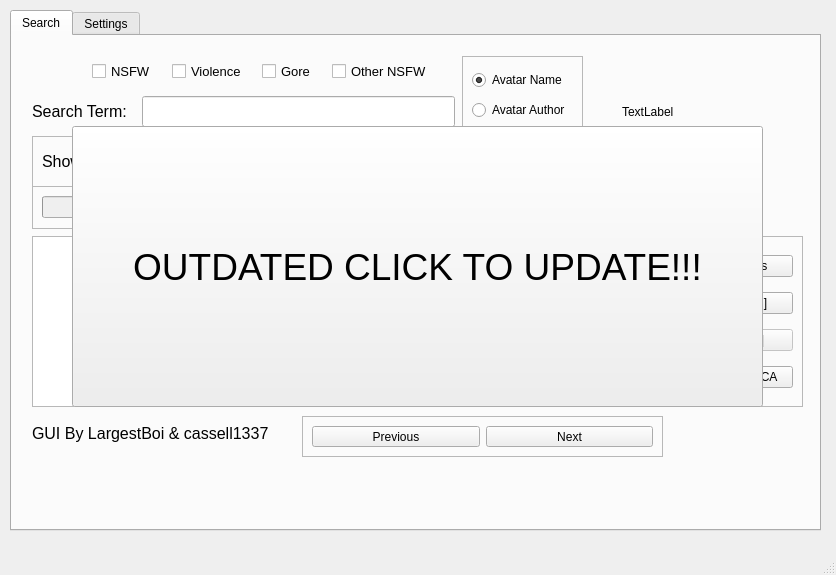
The window that GUI/untitled.ui (Cranbaerry/A.R.E.S) describes before a commit, drawn with Qt 5.
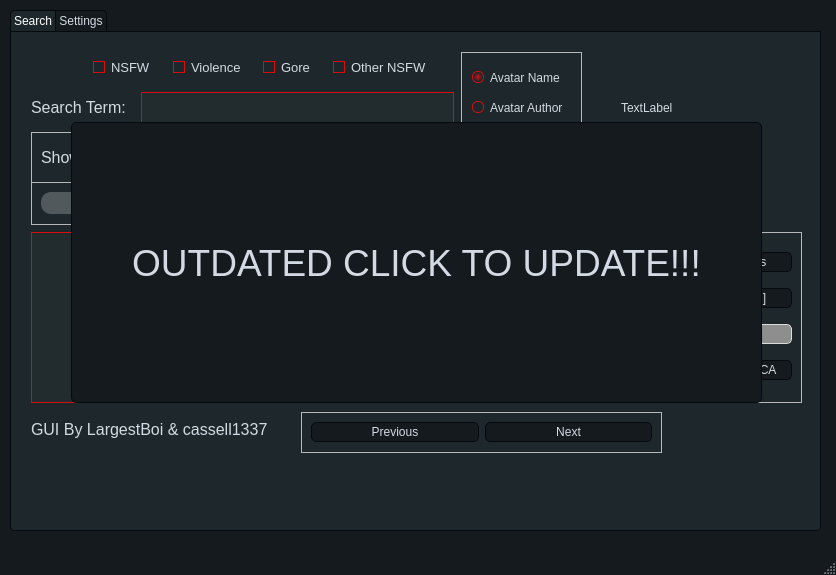
The same window after the commit.

```diff
--- a/GUI/untitled.ui
+++ b/GUI/untitled.ui
@@ -13,6 +13,539 @@
   <property name="windowTitle">
    <string>Avatar Logger GUI V6.1</string>
   </property>
+  <property name="styleSheet">
+   <string notr="true">/*
+ManjaroMix Style Sheet for QT Applications
+Author: Jaime A. Quiroga P.
+Company: GTRONICK
+Last updated: 25/02/2020, 15:42.
+Available at: https://github.com/GTRONICK/QSS/blob/master/ManjaroMix.qss
+*/
+QMainWindow {
+	background-color:#151a1e;
+}
+QCalendar {
+	background-color: #151a1e;
+}
+QTextEdit {
+	border-width: 1px;
+	border-style: solid;
+	border-color: #d90d0d;
+	background-color: #222b2e;
+	color: #d3dae3;
+}
+QPlainTextEdit {
+	border-width: 1px;
+	border-style: solid;
+	border-color: #d90d0d;
+	background-color: #222b2e;
+	color: #d3dae3;
+}
+QToolButton {
+	border-style: solid;
+	border-top-color: qlineargradient(spread:pad, x1:0.5, y1:1, x2:0.5, y2:0, stop:0 rgb(215, 215, 215), stop:1 rgb(222, 222, 222));
+	border-right-color: qlineargradient(spread:pad, x1:0, y1:0.5, x2:1, y2:0.5, stop:0 rgb(217, 217, 217), stop:1 rgb(227, 227, 227));
+	border-left-color: qlineargradient(spread:pad, x1:0, y1:0.5, x2:1, y2:0.5, stop:0 rgb(227, 227, 227), stop:1 rgb(217, 217, 217));
+	border-bottom-color: qlineargradient(spread:pad, x1:0.5, y1:1, x2:0.5, y2:0, stop:0 rgb(215, 215, 215), stop:1 rgb(222, 222, 222));
+	border-width: 1px;
+	border-radius: 5px;
+	color: #d3dae3;
+	padding: 2px;
+	background-color: rgb(255,255,255);
+}
+QToolButton:hover{
+	border-style: solid;
+	border-top-color: qlineargradient(spread:pad, x1:0.5, y1:1, x2:0.5, y2:0, stop:0 rgb(195, 195, 195), stop:1 rgb(222, 222, 222));
+	border-right-color: qlineargradient(spread:pad, x1:0, y1:0.5, x2:1, y2:0.5, stop:0 rgb(197, 197, 197), stop:1 rgb(227, 227, 227));
+	border-left-color: qlineargradient(spread:pad, x1:0, y1:0.5, x2:1, y2:0.5, stop:0 rgb(227, 227, 227), stop:1 rgb(197, 197, 197));
+	border-bottom-color: qlineargradient(spread:pad, x1:0.5, y1:1, x2:0.5, y2:0, stop:0 rgb(195, 195, 195), stop:1 rgb(222, 222, 222));
+	border-width: 1px;
+	border-radius: 5px;
+	color: rgb(0,0,0);
+	padding: 2px;
+	background-color: rgb(255,255,255);
+}
+QToolButton:pressed{
+	border-style: solid;
+	border-top-color: qlineargradient(spread:pad, x1:0.5, y1:1, x2:0.5, y2:0, stop:0 rgb(215, 215, 215), stop:1 rgb(222, 222, 222));
+	border-right-color: qlineargradient(spread:pad, x1:0, y1:0.5, x2:1, y2:0.5, stop:0 rgb(217, 217, 217), stop:1 rgb(227, 227, 227));
+	border-left-color: qlineargradient(spread:pad, x1:0, y1:0.5, x2:1, y2:0.5, stop:0 rgb(227, 227, 227), stop:1 rgb(217, 217, 217));
+	border-bottom-color: qlineargradient(spread:pad, x1:0.5, y1:1, x2:0.5, y2:0, stop:0 rgb(215, 215, 215), stop:1 rgb(222, 222, 222));
+	border-width: 1px;
+	border-radius: 5px;
+	color: rgb(0,0,0);
+	padding: 2px;
+	background-color: rgb(142,142,142);
+}
+QPushButton{
+	border-style: solid;
+	border-color: #050a0e;
+	border-width: 1px;
+	border-radius: 5px;
+	color: #d3dae3;
+	padding: 2px;
+	background-color: #151a1e;
+}
+QPushButton::default{
+	border-style: solid;
+	border-color: #050a0e;
+	border-width: 1px;
+	border-radius: 5px;
+	color: #FFFFFF;
+	padding: 2px;
+	background-color: #151a1e;;
+}
+QPushButton:hover{
+	border-style: solid;
+	border-color: #050a0e;
+	border-width: 1px;
+	border-radius: 5px;
+	color: #d3dae3;
+	padding: 2px;
+	background-color: #1c1f1f;
+}
+QPushButton:pressed{
+	border-style: solid;
+	border-color: #050a0e;
+	border-width: 1px;
+	border-radius: 5px;
+	color: #d3dae3;
+	padding: 2px;
+	background-color: #2c2f2f;
+}
+QPushButton:disabled{
+	border-style: solid;
+	border-top-color: qlineargradient(spread:pad, x1:0.5, y1:1, x2:0.5, y2:0, stop:0 rgb(215, 215, 215), stop:1 rgb(222, 222, 222));
+	border-right-color: qlineargradient(spread:pad, x1:0, y1:0.5, x2:1, y2:0.5, stop:0 rgb(217, 217, 217), stop:1 rgb(227, 227, 227));
+	border-left-color: qlineargradient(spread:pad, x1:0, y1:0.5, x2:1, y2:0.5, stop:0 rgb(227, 227, 227), stop:1 rgb(217, 217, 217));
+	border-bottom-color: qlineargradient(spread:pad, x1:0.5, y1:1, x2:0.5, y2:0, stop:0 rgb(215, 215, 215), stop:1 rgb(222, 222, 222));
+	border-width: 1px;
+	border-radius: 5px;
+	color: #808086;
+	padding: 2px;
+	background-color: rgb(142,142,142);
+}
+QLineEdit {
+	border-width: 1px;
+	border-style: solid;
+	border-color: #d90d0d;
+	background-color: #222b2e;
+	color: #d3dae3;
+}
+QLabel {
+	color: #d3dae3;
+}
+QLCDNumber {
+	color: #4d9b87;
+}
+QProgressBar {
+	text-align: center;
+	color: #d3dae3;
+	border-radius: 10px;
+	border-color: transparent;
+	border-style: solid;
+	background-color: #52595d;
+}
+QProgressBar::chunk {
+	background-color: #214037	;
+	border-radius: 10px;
+}
+QMenuBar {
+	background-color: #151a1e;
+}
+QMenuBar::item {
+	color: #d3dae3;
+  	spacing: 3px;
+  	padding: 1px 4px;
+	background-color: #151a1e;
+}
+
+QMenuBar::item:selected {
+  	background-color: #252a2e;
+	color: #FFFFFF;
+}
+QMenu {
+	background-color: #151a1e;
+}
+QMenu::item:selected {
+	background-color: #252a2e;
+	color: #FFFFFF;
+}
+QMenu::item {
+	color: #d3dae3;
+	background-color: #151a1e;
+}
+QTabWidget {
+	color:rgb(0,0,0);
+	background-color:#000000;
+}
+QTabWidget::pane {
+		border-color: #050a0e;
+		background-color: #1e282c;
+		border-style: solid;
+		border-width: 1px;
+    	border-bottom-left-radius: 4px;
+		border-bottom-right-radius: 4px;
+}
+QTabBar::tab:first {
+	border-style: solid;
+	border-left-width:1px;
+	border-right-width:0px;
+	border-top-width:1px;
+	border-bottom-width:0px;
+	border-top-color: #050a0e;
+	border-left-color: #050a0e;
+	border-bottom-color: #050a0e;
+	border-top-left-radius: 4px;
+	color: #d3dae3;
+	padding: 3px;
+	margin-left:0px;
+	background-color: #151a1e;
+}
+QTabBar::tab:last {
+	border-style: solid;
+	border-top-width:1px;
+	border-left-width:1px;
+	border-right-width:1px;
+	border-bottom-width:0px;
+	border-color: #050a0e;
+	border-top-right-radius: 4px;
+	color: #d3dae3;
+	padding: 3px;
+	margin-left:0px;
+	background-color: #151a1e;
+}
+QTabBar::tab {
+	border-style: solid;
+	border-top-width:1px;
+	border-bottom-width:0px;
+	border-left-width:1px;
+	border-top-color: #050a0e;
+	border-left-color: #050a0e;
+	border-bottom-color: #050a0e;
+	color: #d3dae3;
+	padding: 3px;
+	margin-left:0px;
+	background-color: #151a1e;
+}
+QTabBar::tab:selected, QTabBar::tab:last:selected, QTabBar::tab:hover {
+  	border-style: solid;
+  	border-left-width:1px;
+	border-bottom-width:0px;
+	border-right-color: transparent;
+	border-top-color: #050a0e;
+	border-left-color: #050a0e;
+	border-bottom-color: #050a0e;
+	color: #FFFFFF;
+	padding: 3px;
+	margin-left:0px;
+	background-color: #1e282c;
+}
+
+QTabBar::tab:selected, QTabBar::tab:first:selected, QTabBar::tab:hover {
+  	border-style: solid;
+  	border-left-width:1px;
+  	border-bottom-width:0px;
+  	border-top-width:1px;
+	border-right-color: transparent;
+	border-top-color: #050a0e;
+	border-left-color: #050a0e;
+	border-bottom-color: #050a0e;
+	color: #FFFFFF;
+	padding: 3px;
+	margin-left:0px;
+	background-color: #1e282c;
+}
+
+QCheckBox {
+	color: #d3dae3;
+	padding: 2px;
+}
+QCheckBox:disabled {
+	color: #808086;
+	padding: 2px;
+}
+
+QCheckBox:hover {
+	border-radius:4px;
+	border-style:solid;
+	padding-left: 1px;
+	padding-right: 1px;
+	padding-bottom: 1px;
+	padding-top: 1px;
+	border-width:1px;
+	border-color: transparent;
+}
+QCheckBox::indicator:checked {
+
+	height: 10px;
+	width: 10px;
+	border-style:solid;
+	border-width: 1px;
+	border-color: #d90d0d;
+	color: #000000;
+	background-color: qradialgradient(cx:0.4, cy:0.4, radius: 1.5,fx:0, fy:0, stop:0 #1e282c, stop:0.3 #1e282c, stop:0.4 #d90d0d, stop:0.5 #1e282c, stop:1 #1e282c);
+}
+QCheckBox::indicator:unchecked {
+
+	height: 10px;
+	width: 10px;
+	border-style:solid;
+	border-width: 1px;
+	border-color: #d90d0d;
+	color: #000000;
+}
+QRadioButton {
+	color: #d3dae3;
+	padding: 1px;
+}
+QRadioButton::indicator:checked {
+	height: 10px;
+	width: 10px;
+	border-style:solid;
+	border-radius:5px;
+	border-width: 1px;
+	border-color: #d90d0d;
+	color: #a9b7c6;
+	background-color: qradialgradient(cx:0.5, cy:0.5, radius:0.4,fx:0.5, fy:0.5, stop:0 #d90d0d, stop:1 #1e282c);
+}
+QRadioButton::indicator:!checked {
+	height: 10px;
+	width: 10px;
+	border-style:solid;
+	border-radius:5px;
+	border-width: 1px;
+	border-color: #d90d0d;
+	color: #a9b7c6;
+	background-color: transparent;
+}
+QStatusBar {
+	color:#027f7f;
+}
+QSpinBox {
+	color: #d3dae3;
+	background-color: #222b2e;
+	border-width: 1px;
+	border-style: solid;
+	border-color: #d90d0d;
+}
+QDoubleSpinBox {
+	color: #d3dae3;
+	background-color: #222b2e;
+	border-width: 1px;
+	border-style: solid;
+	border-color: #d90d0d;
+}
+QTimeEdit {
+	color: #d3dae3;
+	background-color: #222b2e;
+	border-width: 1px;
+	border-style: solid;
+	border-color: #d90d0d;
+}
+QDateTimeEdit {
+	color: #d3dae3;
+	background-color: #222b2e;
+	border-width: 1px;
+	border-style: solid;
+	border-color: #d90d0d;
+}
+QDateEdit {
+	color: #d3dae3;
+	background-color: #222b2e;
+	border-width: 1px;
+	border-style: solid;
+	border-color: #d90d0d;
+}
+QFontComboBox {
+	color: #d3dae3;
+	background-color: #222b2e;
+	border-width: 1px;
+	border-style: solid;
+	border-color: #d90d0d;
+}
+QComboBox {
+	color: #d3dae3;
+	background-color: #222b2e;
+	border-width: 1px;
+	border-style: solid;
+	border-color: #d90d0d;
+}
+
+QDial {
+	background: #16a085;
+}
+
+QToolBox {
+	color: #a9b7c6;
+	background-color: #222b2e;
+}
+QToolBox::tab {
+	color: #a9b7c6;
+	background-color:#222b2e;
+}
+QToolBox::tab:selected {
+	color: #FFFFFF;
+	background-color:#222b2e;
+}
+QScrollArea {
+	color: #FFFFFF;
+	background-color:#222b2e;
+}
+QSlider::groove:horizontal {
+	height: 5px;
+	background-color: #52595d;
+}
+QSlider::groove:vertical {
+	width: 5px;
+	background-color: #52595d;
+}
+QSlider::handle:horizontal {
+	background: #1a2224;
+	border-style: solid;
+	border-width: 1px;
+	border-color: rgb(207,207,207);
+	width: 12px;
+	margin: -5px 0;
+	border-radius: 7px;
+}
+QSlider::handle:vertical {
+	background: #1a2224;
+	border-style: solid;
+	border-width: 1px;
+	border-color: rgb(207,207,207);
+	height: 12px;
+	margin: 0 -5px;
+	border-radius: 7px;
+}
+QSlider::add-page:horizontal {
+    background: #52595d;
+}
+QSlider::add-page:vertical {
+    background: #52595d;
+}
+QSlider::sub-page:horizontal {
+    background-color: #15433a;
+}
+QSlider::sub-page:vertical {
+    background-color: #15433a;
+}
+QScrollBar:horizontal {
+	max-height: 10px;
+	border: 1px transparent grey;
+	margin: 0px 20px 0px 20px;
+	background: transparent;
+}
+QScrollBar:vertical {
+	max-width: 10px;
+	border: 1px transparent grey;
+	margin: 20px 0px 20px 0px;
+	background: transparent;
+}
+QScrollBar::handle:horizontal {
+	background: #52595d;
+	border-style: transparent;
+	border-radius: 4px;
+	min-width: 25px;
+}
+QScrollBar::handle:horizontal:hover {
+	background: #58a492;
+	border-style: transparent;
+	border-radius: 4px;
+	min-width: 25px;
+}
+QScrollBar::handle:vertical {
+	background: #52595d;
+	border-style: transparent;
+	border-radius: 4px;
+	min-height: 25px;
+}
+QScrollBar::handle:vertical:hover {
+	background: #58a492;
+	border-style: transparent;
+	border-radius: 4px;
+	min-height: 25px;
+}
+QScrollBar::add-line:horizontal {
+   border: 2px transparent grey;
+   border-top-right-radius: 4px;
+   border-bottom-right-radius: 4px;
+   background: #15433a;
+   width: 20px;
+   subcontrol-position: right;
+   subcontrol-origin: margin;
+}
+QScrollBar::add-line:horizontal:pressed {
+   border: 2px transparent grey;
+   border-top-right-radius: 4px;
+   border-bottom-right-radius: 4px;
+   background: rgb(181,181,181);
+   width: 20px;
+   subcontrol-position: right;
+   subcontrol-origin: margin;
+}
+QScrollBar::add-line:vertical {
+   border: 2px transparent grey;
+   border-bottom-left-radius: 4px;
+   border-bottom-right-radius: 4px;
+   background: #15433a;
+   height: 20px;
+   subcontrol-position: bottom;
+   subcontrol-origin: margin;
+}
+QScrollBar::add-line:vertical:pressed {
+   border: 2px transparent grey;
+   border-bottom-left-radius: 4px;
+   border-bottom-right-radius: 4px;
+   background: rgb(181,181,181);
+   height: 20px;
+   subcontrol-position: bottom;
+   subcontrol-origin: margin;
+}
+QScrollBar::sub-line:horizontal {
+   border: 2px transparent grey;
+   border-top-left-radius: 4px;
+   border-bottom-left-radius: 4px;
+   background: #15433a;
+   width: 20px;
+   subcontrol-position: left;
+   subcontrol-origin: margin;
+}
+QScrollBar::sub-line:horizontal:pressed {
+   border: 2px transparent grey;
+   border-top-left-radius: 4px;
+   border-bottom-left-radius: 4px;
+   background: rgb(181,181,181);
+   width: 20px;
+   subcontrol-position: left;
+   subcontrol-origin: margin;
+}
+QScrollBar::sub-line:vertical {
+   border: 2px transparent grey;
+   border-top-left-radius: 4px;
+   border-top-right-radius: 4px;
+   background: #15433a;
+   height: 20px;
+   subcontrol-position: top;
+   subcontrol-origin: margin;
+}
+QScrollBar::sub-line:vertical:pressed {
+   border: 2px transparent grey;
+   border-top-left-radius: 4px;
+   border-top-right-radius: 4px;
+   background: rgb(181,181,181);
+   height: 20px;
+   subcontrol-position: top;
+   subcontrol-origin: margin;
+}
+
+QScrollBar::add-page:horizontal, QScrollBar::sub-page:horizontal {
+   background: none;
+}
+QScrollBar::add-page:vertical, QScrollBar::sub-page:vertical {
+   background: none;
+}</string>
+  </property>
   <widget class="QWidget" name="centralwidget">
    <widget class="QTabWidget" name="tabWidget">
     <property name="geometry">
```
Left out of the diff: 2 changed lines with no effect on the pictures.
